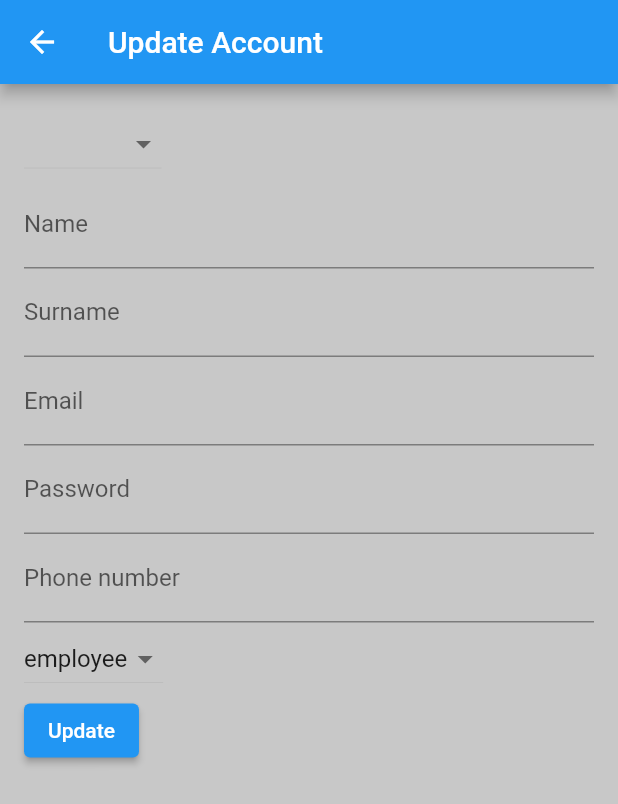
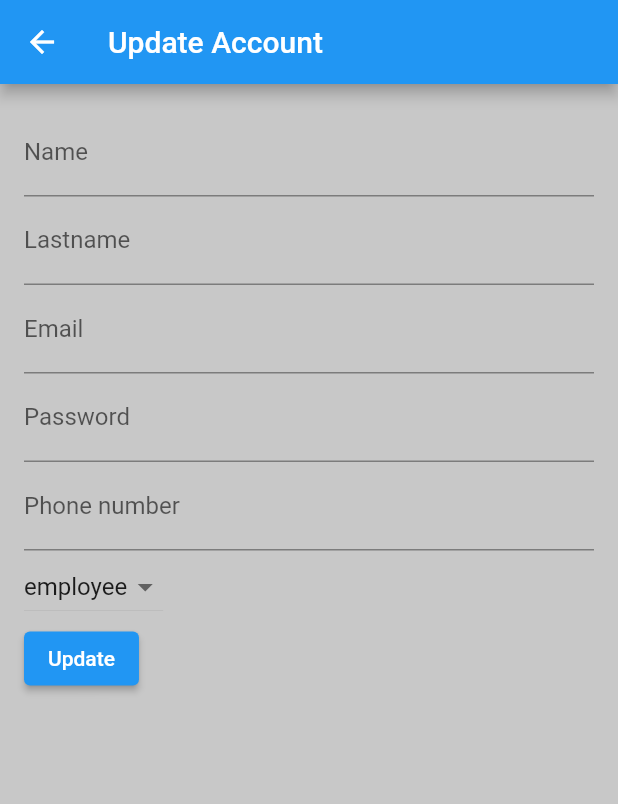
Before and after one commit to xkhaliil/PharmacyManagementSystem, a Flutter app: the AccountUpdateScreen screen opened by its route, on a phone screen of 412 x 824 dp. Shown: the top 804 px of the screen. Run offline on Flutter 3.47's test engine with Material 2 defaults, Android fonts, the phone set to English and light mode, and no system bars; our stand-ins replace cloud_firestore, firebase_auth, firebase_core, lottie, shared_preferences; accounts and stored records are empty.

Commit message:
add account to firebase

```diff
--- a/lib/crud_screen/update/update_account.dart
+++ b/lib/crud_screen/update/update_account.dart
@@ -1,35 +1,47 @@
 import 'package:flutter/material.dart';
+import 'package:pharmacymanagementsystem/data/account/account-source.dart';
 import 'package:pharmacymanagementsystem/model/account/account.dart';
 import 'package:pharmacymanagementsystem/model/account/role.dart';
+
+import '../../data/preferences/shared_preferences.dart';
 
 class AccountUpdateScreen extends StatefulWidget {
   const AccountUpdateScreen({Key? key}) : super(key: key);
   static String routeName = "/updateAccount";
 
   @override
-  _AccountUpdateScreenState createState() => _AccountUpdateScreenState();
+  State<AccountUpdateScreen> createState() => _AccountUpdateScreenState();
 }
 
 class _AccountUpdateScreenState extends State<AccountUpdateScreen> {
   final _formKey = GlobalKey<FormState>();
   final _nameController = TextEditingController();
-  final _surnameController = TextEditingController();
+  final _lastnameController = TextEditingController();
   final _emailController = TextEditingController();
   final _passwordController = TextEditingController();
   final _phoneNumberController = TextEditingController();
   Role _selectedRole = Role.employee;
-  final List<Account> _accounts = [
-    Account(
-      id: "sqdqsdqd",
-      name: 'John',
-      surname: 'Doe',
-      email: "jhon@email.com",
-      password: "1234567890",
-      phoneNumber: "1231231",
-      role: Role.admin,
-    ),
-  ];
-  Account? _selectedAccount;
+
+  Account? account;
+  String? id;
+
+  @override
+  void initState() {
+    super.initState();
+    SharedPreferencesHelper.getSelectedId().then((accountId) {
+      id = accountId;
+      return AccountSource.getAccountById(accountId);
+    }).then((account) {
+      setState(() {
+        this.account = account;
+        _nameController.text = account.name;
+        _lastnameController.text = account.lastname;
+        _emailController.text = account.email;
+        _phoneNumberController.text = account.phone;
+        _selectedRole = account.role;
+      });
+    });
+  }
 
   @override
   Widget build(BuildContext context) {
@@ -44,27 +56,6 @@ class _AccountUpdateScreenState extends State<AccountUpdateScreen> {
             child: Column(
               crossAxisAlignment: CrossAxisAlignment.start,
               children: [
-                DropdownButton<Account>(
-                  value: _selectedAccount,
-                  onChanged: (Account? value) {
-                    setState(() {
-                      _selectedAccount = value;
-                      _nameController.text = value!.name;
-                      _surnameController.text = value.surname;
-                      _emailController.text = value.email;
-                      _passwordController.text = value.password;
-                      _phoneNumberController.text = value.phoneNumber;
-                      _selectedRole = value.role;
-                    });
-                  },
-                  items: _accounts
-                      .map<DropdownMenuItem<Account>>((Account account) {
-                    return DropdownMenuItem<Account>(
-                      value: account,
-                      child: Text('${account.name} ${account.surname}'),
-                    );
-                  }).toList(),
-                ),
                 TextFormField(
                   controller: _nameController,
                   decoration: const InputDecoration(
@@ -79,14 +70,14 @@ class _AccountUpdateScreenState extends State<AccountUpdateScreen> {
                   },
                 ),
                 TextFormField(
-                  controller: _surnameController,
+                  controller: _lastnameController,
                   decoration: const InputDecoration(
-                    hintText: 'Enter your surname',
-                    labelText: 'Surname',
+                    hintText: 'Enter your lastname',
+                    labelText: 'Lastname',
                   ),
                   validator: (value) {
                     if (value == null || value.isEmpty) {
-                      return 'Please enter your surname';
+                      return 'Please enter your lastname';
                     }
                     return null;
                   },
@@ -152,11 +143,21 @@ class _AccountUpdateScreenState extends State<AccountUpdateScreen> {
                 ElevatedButton(
                   onPressed: () {
                     if (_formKey.currentState!.validate()) {
-                      ScaffoldMessenger.of(context).showSnackBar(
-                        const SnackBar(
-                          content: Text('Account updated'),
-                        ),
-                      );
+                      AccountSource.updateAccount(
+                              id!,
+                              _nameController.text,
+                              _lastnameController.text,
+                              _emailController.text,
+                              _phoneNumberController.text,
+                              _passwordController.text,
+                              _selectedRole.name)
+                          .then((value) {
+                        ScaffoldMessenger.of(context).showSnackBar(
+                          const SnackBar(
+                            content: Text('Account updated'),
+                          ),
+                        );
+                      });
                     }
                   },
                   child: const Text('Update'),
--- a/lib/data/account/account-source.dart
+++ b/lib/data/account/account-source.dart
@@ -0,0 +1,103 @@
+import 'package:cloud_firestore/cloud_firestore.dart';
+import 'package:firebase_auth/firebase_auth.dart';
+import 'package:pharmacymanagementsystem/model/account/account.dart';
+import '../../model/account/role.dart';
+
+class AccountSource {
+  static FirebaseFirestore db = FirebaseFirestore.instance;
+  static const accountCollection = "account";
+
+  static Future<void> createAccount(
+    String name,
+    String lastname,
+    String email,
+    String phone,
+    String password,
+    String role,
+  ) async {
+    return FirebaseAuth.instance
+        .createUserWithEmailAndPassword(email: email, password: password)
+        .then((value) {
+      var uid = value.user?.uid;
+      if (uid != null) {
+        db.collection(accountCollection).doc().set({
+          "name": name,
+          "lastname": lastname,
+          "email": email,
+          "phone": phone,
+          "password": password,
+          "role": role,
+          "uid": uid,
+        }).then((value) {
+          return value;
+        }, onError: (e) {
+          return Future.error(Exception("Error while creating account: $e"));
+        });
+      } else {
+        Future.error(Exception("Impossible to create an account"));
+      }
+    });
+  }
+
+  static Future<List<Account>> getAllAccounts() async {
+    return db.collection(accountCollection).get().then(
+          (accounts) => accounts.docs
+              .map((element) => Account(
+                  id: element.id,
+                  uid: element.data()["uid"],
+                  name: element.data()["name"],
+                  lastname: element.data()["lastname"],
+                  email: element.data()["email"],
+                  phone: element.data()["phone"],
+                  password: "",
+                  role: Role.values.byName(element.data()["role"])))
+              .toList(),
+          onError: (e) => print("Error while getAllAccounts: $e"),
+        );
+  }
+
+  static Future<Account> getAccountById(String id) async => db
+          .collection(accountCollection)
+          .doc(id)
+          .get()
+          .then((DocumentSnapshot doc) {
+        final element = doc.data() as Map<String, dynamic>;
+        return Account(
+            id: doc.id,
+            uid: element["uid"],
+            name: element["name"],
+            lastname: element["lastname"],
+            email: element["email"],
+            phone: element["phone"],
+            password: "",
+            role: Role.values.byName(element["role"]));
+      }, onError: (e) {
+        print("error while getAccountById: $e");
+      });
+
+  static Future<void> removeAccount(String id) async =>
+      db.collection(accountCollection).doc(id).delete();
+
+  static Future<void> updateAccount(
+    String id,
+    String name,
+    String lastname,
+    String email,
+    String phone,
+    String password,
+    String role,
+  ) async {
+    final data = {
+      "name": name,
+      "lastname": lastname,
+      "email": email,
+      "phone": phone,
+      "password": password,
+      "role": role,
+    };
+    return await db
+        .collection(accountCollection)
+        .doc(id)
+        .set(data, SetOptions(merge: true));
+  }
+}
--- /dev/null
+++ b/lib/data/preferences/shared_preferences.dart
@@ -0,0 +1,17 @@
+
+import 'package:shared_preferences/shared_preferences.dart';
+
+class SharedPreferencesHelper {
+
+  static const selectedId = "id";
+
+  static Future<String> getSelectedId() async {
+    final prefs = await SharedPreferences.getInstance();
+    return prefs.getString(selectedId) ?? "";
+  }
+
+  static Future<bool> putSelectedId(String id) async {
+    final prefs = await SharedPreferences.getInstance();
+    return prefs.setString(selectedId, id);
+  }
+}
--- a/lib/model/account/account.dart
+++ b/lib/model/account/account.dart
@@ -2,19 +2,21 @@ import 'package:pharmacymanagementsystem/model/account/role.dart';
 
 class Account {
   final String id;
+  final String uid;
   late final String name;
-  final String surname;
+  final String lastname;
   final String email;
   final String password;
-  final String phoneNumber;
+  final String phone;
   final Role role;
   Account({
     required this.id,
+    required this.uid,
     required this.name,
-    required this.surname,
+    required this.lastname,
     required this.email,
     required this.password,
-    required this.phoneNumber,
+    required this.phone,
     required this.role,
   });
 
@@ -29,18 +31,19 @@ class Account {
   }) {
     return Account(
       id: id ?? this.id,
+      uid: uid ?? this.uid,
       name: name ?? this.name,
-      surname: surname ?? this.surname,
+      lastname: surname ?? this.lastname,
       email: email ?? this.email,
       password: password ?? this.password,
-      phoneNumber: phoneNumber ?? this.phoneNumber,
+      phone: phoneNumber ?? this.phone,
       role: role ?? this.role,
     );
   }
 
   @override
   String toString() {
-    return 'Account(id: $id, name: $name, surname: $surname, email: $email, password: $password, phoneNumber: $phoneNumber, role: $role)';
+    return 'Account(id: $id, uid: $uid,name: $name, surname: $lastname, email: $email, password: $password, phoneNumber: $phone, role: $role)';
   }
 
   @override
@@ -49,22 +52,24 @@ class Account {
 
     return
       other.id == id &&
+      other.uid == uid &&
       other.name == name &&
-      other.surname == surname &&
+      other.lastname == lastname &&
       other.email == email &&
       other.password == password &&
-      other.phoneNumber == phoneNumber &&
+      other.phone == phone &&
       other.role == role;
   }
 
   @override
   int get hashCode {
     return id.hashCode ^
+      uid.hashCode ^
       name.hashCode ^
-      surname.hashCode ^
+      lastname.hashCode ^
       email.hashCode ^
       password.hashCode ^
-      phoneNumber.hashCode ^
+      phone.hashCode ^
       role.hashCode;
   }
 }
--- a/lib/routes.dart
+++ b/lib/routes.dart
@@ -1,4 +1,3 @@
-import 'dart:js';
 
 import 'package:flutter/cupertino.dart';
 import 'package:pharmacymanagementsystem/admin_home_screen/myAccount.dart';
@@ -23,7 +22,4 @@ Map<String, WidgetBuilder> routes = {
   AddAccountScreen.routeName :(context) => const AddAccountScreen(),
   AccountUpdateScreen.routeName :(context) => const AccountUpdateScreen(),
   AccountRemoveScreen.routeName :(context) => const AccountRemoveScreen(),
-
-
-
 };
--- a/lib/screens/login_screen/login.dart
+++ b/lib/screens/login_screen/login.dart
@@ -1,11 +1,8 @@
 import 'package:firebase_auth/firebase_auth.dart';
-import 'package:firebase_core/firebase_core.dart';
 import 'package:flutter/material.dart';
 import 'package:lottie/lottie.dart';
-import 'package:pharmacymanagementsystem/screens/error_screen/error.dart';
 import 'package:pharmacymanagementsystem/admin_home_screen/home.dart';
 import 'package:pharmacymanagementsystem/salesemployee_screen/emplyeHome.dart';
-import 'package:pharmacymanagementsystem/routes.dart';
 
 class LoginScreen extends StatefulWidget {
   const LoginScreen({super.key});
--- a/lib/screens/splash_screen/splash.dart
+++ b/lib/screens/splash_screen/splash.dart
@@ -1,9 +1,9 @@
 import 'package:firebase_auth/firebase_auth.dart';
 import 'package:flutter/material.dart';
 import 'package:lottie/lottie.dart';
-import 'package:pharmacymanagementsystem/admin_home_screen/home.dart';
-import 'package:pharmacymanagementsystem/salesemployee_screen/emplyeHome.dart';
-import 'package:pharmacymanagementsystem/screens/login_screen/login.dart';
+import '../../admin_home_screen/home.dart';
+import '../../salesemployee_screen/emplyeHome.dart';
+import '../login_screen/login.dart';
 
 class SplashScreen extends StatelessWidget {
   const SplashScreen({super.key});
--- a/pubspec.yaml
+++ b/pubspec.yaml
@@ -38,7 +38,7 @@ dependencies:
   firebase_core: ^2.10.0
   firebase_auth: ^4.4.2
   cloud_firestore: ^4.5.3
-
+  shared_preferences: ^2.0.17
 
 dev_dependencies:
   flutter_test:
```
Also changed, not shown: lib/admin_home_screen/account.dart (+100 -46 lines), lib/admin_home_screen/category.dart (+14 -14 lines), lib/crud_screen/add/add_account.dart (+42 -16 lines), lib/crud_screen/remove/remove_account.dart (+41 -34 lines).
